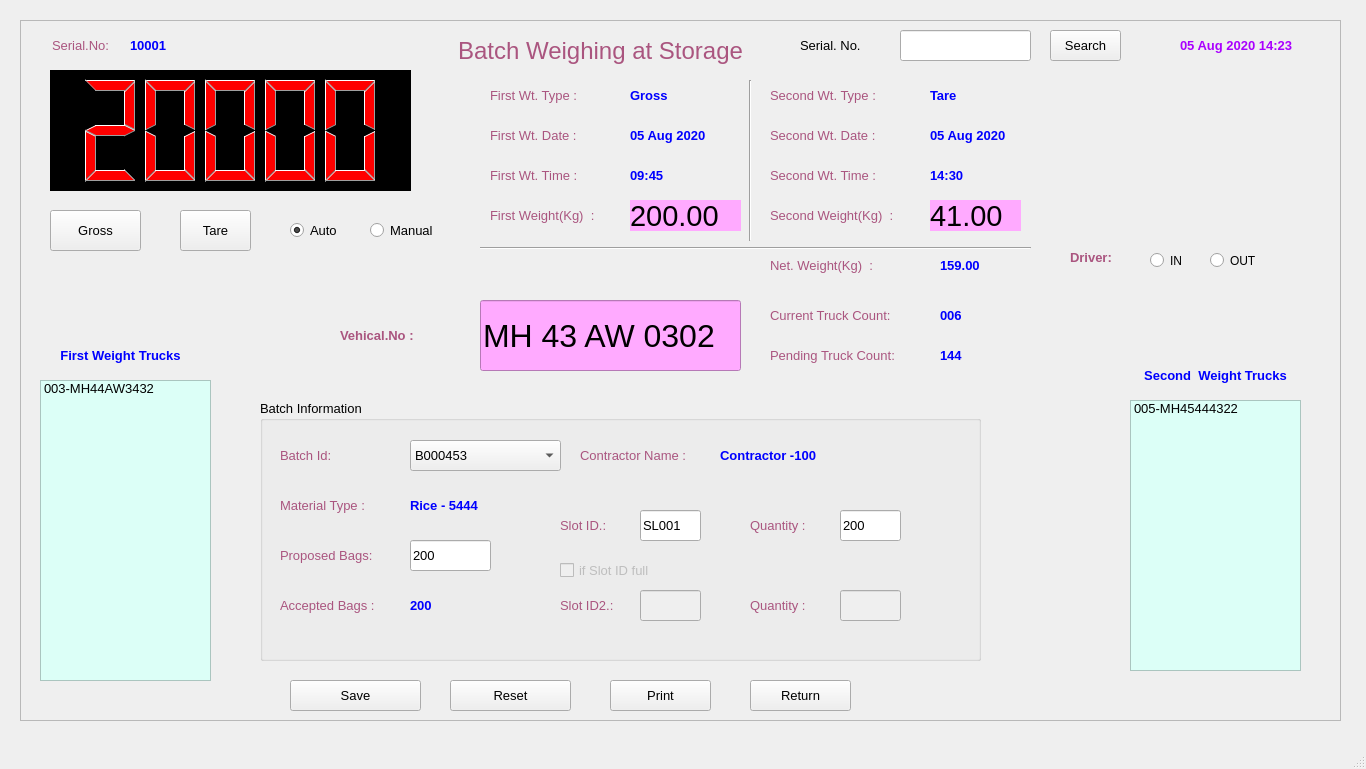
The window that FCI/ui/fci_03_weighing_storage_batch.ui (sanjaymanegit/testRepo) describes before a commit, drawn with Qt 5.
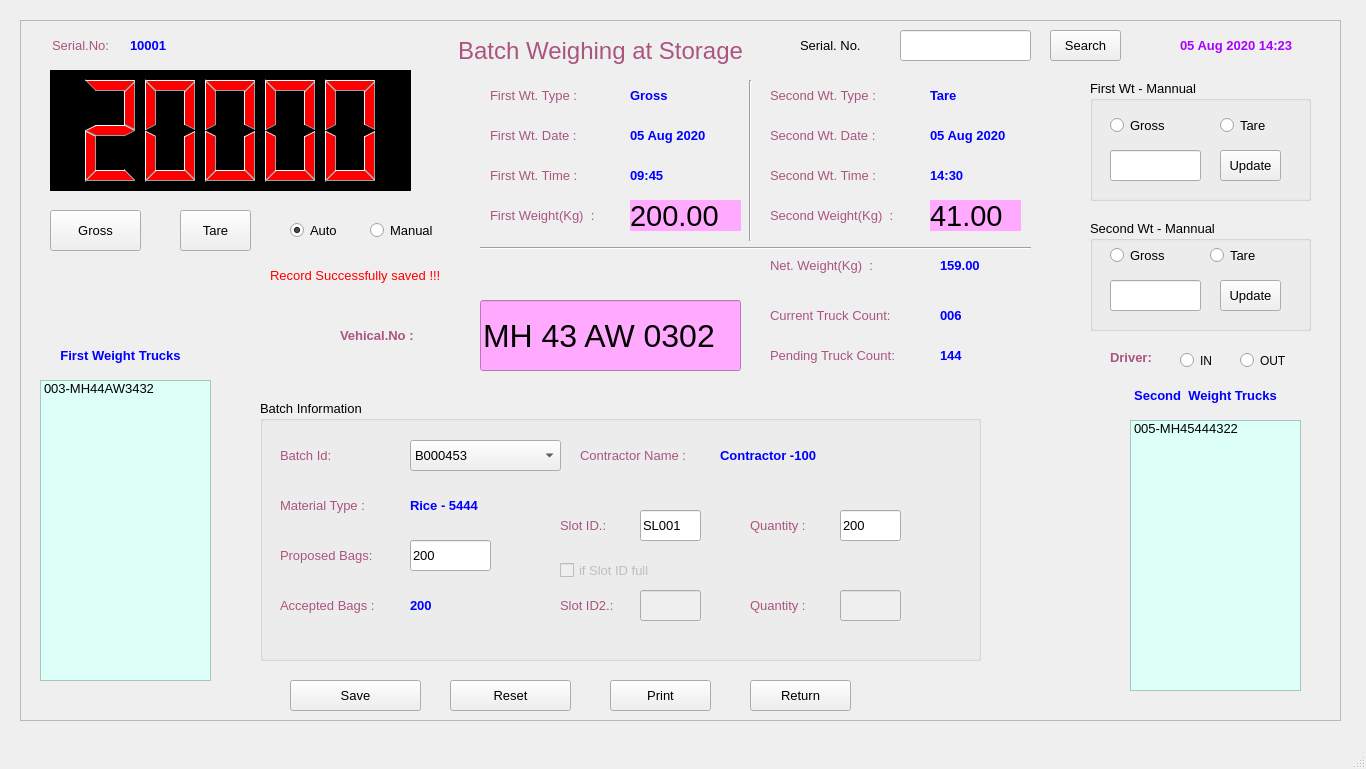
The same window after the commit.

```diff
--- a/FCI/ui/fci_03_weighing_storage_batch.ui
+++ b/FCI/ui/fci_03_weighing_storage_batch.ui
@@ -253,7 +253,7 @@
      <property name="geometry">
       <rect>
        <x>1110</x>
-       <y>380</y>
+       <y>400</y>
        <width>171</width>
        <height>271</height>
       </rect>
@@ -472,8 +472,8 @@
     <widget class="QLabel" name="label_23">
      <property name="geometry">
       <rect>
-       <x>1110</x>
-       <y>340</y>
+       <x>1100</x>
+       <y>360</y>
        <width>171</width>
        <height>31</height>
       </rect>
@@ -1255,8 +1255,8 @@
     <widget class="QLabel" name="label_51">
      <property name="geometry">
       <rect>
-       <x>1050</x>
-       <y>230</y>
+       <x>1090</x>
+       <y>330</y>
        <width>61</width>
        <height>31</height>
       </rect>
@@ -1283,8 +1283,8 @@
     <widget class="QRadioButton" name="radioButton_3">
      <property name="geometry">
       <rect>
-       <x>1130</x>
-       <y>230</y>
+       <x>1160</x>
+       <y>330</y>
        <width>41</width>
        <height>21</height>
       </rect>
@@ -1299,8 +1299,8 @@
     <widget class="QRadioButton" name="radioButton_4">
      <property name="geometry">
       <rect>
-       <x>1190</x>
-       <y>230</y>
+       <x>1220</x>
+       <y>330</y>
        <width>51</width>
        <height>21</height>
       </rect>
@@ -1834,6 +1834,224 @@
       <set>Qt::AlignCenter</set>
      </property>
     </widget>
+    <widget class="QGroupBox" name="groupBox_2">
+     <property name="geometry">
+      <rect>
+       <x>1070</x>
+       <y>60</y>
+       <width>221</width>
+       <height>121</height>
+      </rect>
+     </property>
+     <property name="font">
+      <font>
+       <pointsize>10</pointsize>
+      </font>
+     </property>
+     <property name="title">
+      <string>First Wt - Mannual</string>
+     </property>
+     <widget class="QRadioButton" name="radioButton_5">
+      <property name="geometry">
+       <rect>
+        <x>20</x>
+        <y>30</y>
+        <width>81</width>
+        <height>31</height>
+       </rect>
+      </property>
+      <property name="font">
+       <font>
+        <pointsize>10</pointsize>
+       </font>
+      </property>
+      <property name="text">
+       <string>Gross</string>
+      </property>
+      <property name="checked">
+       <bool>false</bool>
+      </property>
+     </widget>
+     <widget class="QRadioButton" name="radioButton_6">
+      <property name="geometry">
+       <rect>
+        <x>130</x>
+        <y>30</y>
+        <width>71</width>
+        <height>31</height>
+       </rect>
+      </property>
+      <property name="font">
+       <font>
+        <pointsize>10</pointsize>
+       </font>
+      </property>
+      <property name="text">
+       <string>Tare</string>
+      </property>
+      <property name="checked">
+       <bool>false</bool>
+      </property>
+     </widget>
+     <widget class="QPushButton" name="pushButton_10">
+      <property name="geometry">
+       <rect>
+        <x>130</x>
+        <y>70</y>
+        <width>61</width>
+        <height>31</height>
+       </rect>
+      </property>
+      <property name="font">
+       <font>
+        <family>MS Shell Dlg 2</family>
+        <pointsize>10</pointsize>
+       </font>
+      </property>
+      <property name="text">
+       <string>Update</string>
+      </property>
+     </widget>
+     <widget class="QLineEdit" name="lineEdit_8">
+      <property name="geometry">
+       <rect>
+        <x>20</x>
+        <y>70</y>
+        <width>91</width>
+        <height>31</height>
+       </rect>
+      </property>
+      <property name="font">
+       <font>
+        <family>MS Shell Dlg 2</family>
+        <pointsize>10</pointsize>
+       </font>
+      </property>
+     </widget>
+    </widget>
+    <widget class="QGroupBox" name="groupBox_3">
+     <property name="geometry">
+      <rect>
+       <x>1070</x>
+       <y>200</y>
+       <width>221</width>
+       <height>111</height>
+      </rect>
+     </property>
+     <property name="font">
+      <font>
+       <pointsize>10</pointsize>
+      </font>
+     </property>
+     <property name="title">
+      <string>Second Wt - Mannual</string>
+     </property>
+     <widget class="QRadioButton" name="radioButton_7">
+      <property name="geometry">
+       <rect>
+        <x>20</x>
+        <y>20</y>
+        <width>81</width>
+        <height>31</height>
+       </rect>
+      </property>
+      <property name="font">
+       <font>
+        <pointsize>10</pointsize>
+       </font>
+      </property>
+      <property name="text">
+       <string>Gross</string>
+      </property>
+      <property name="checked">
+       <bool>false</bool>
+      </property>
+     </widget>
+     <widget class="QRadioButton" name="radioButton_8">
+      <property name="geometry">
+       <rect>
+        <x>120</x>
+        <y>20</y>
+        <width>71</width>
+        <height>31</height>
+       </rect>
+      </property>
+      <property name="font">
+       <font>
+        <pointsize>10</pointsize>
+       </font>
+      </property>
+      <property name="text">
+       <string>Tare</string>
+      </property>
+      <property name="checked">
+       <bool>false</bool>
+      </property>
+     </widget>
+     <widget class="QLineEdit" name="lineEdit_9">
+      <property name="geometry">
+       <rect>
+        <x>20</x>
+        <y>60</y>
+        <width>91</width>
+        <height>31</height>
+       </rect>
+      </property>
+      <property name="font">
+       <font>
+        <family>MS Shell Dlg 2</family>
+        <pointsize>10</pointsize>
+       </font>
+      </property>
+     </widget>
+     <widget class="QPushButton" name="pushButton_12">
+      <property name="geometry">
+       <rect>
+        <x>130</x>
+        <y>60</y>
+        <width>61</width>
+        <height>31</height>
+       </rect>
+      </property>
+      <property name="font">
+       <font>
+        <family>MS Shell Dlg 2</family>
+        <pointsize>10</pointsize>
+       </font>
+      </property>
+      <property name="text">
+       <string>Update</string>
+      </property>
+     </widget>
+    </widget>
+    <widget class="QLabel" name="label_56">
+     <property name="geometry">
+      <rect>
+       <x>250</x>
+       <y>240</y>
+       <width>431</width>
+       <height>31</height>
+      </rect>
+     </property>
+     <property name="font">
+      <font>
+       <family>MS Shell Dlg 2</family>
+       <pointsize>10</pointsize>
+       <weight>50</weight>
+       <bold>false</bold>
+       <underline>false</underline>
+      </font>
+     </property>
+     <property name="styleSheet">
+      <string notr="true">color: rgb(255, 0, 0);</string>
+     </property>
+     <property name="text">
+      <string>Record Successfully saved !!!</string>
+     </property>
+     <property name="alignment">
+      <set>Qt::AlignLeading|Qt::AlignLeft|Qt::AlignVCenter</set>
+     </property>
+    </widget>
    </widget>
   </widget>
   <widget class="QMenuBar" name="menubar">
```
